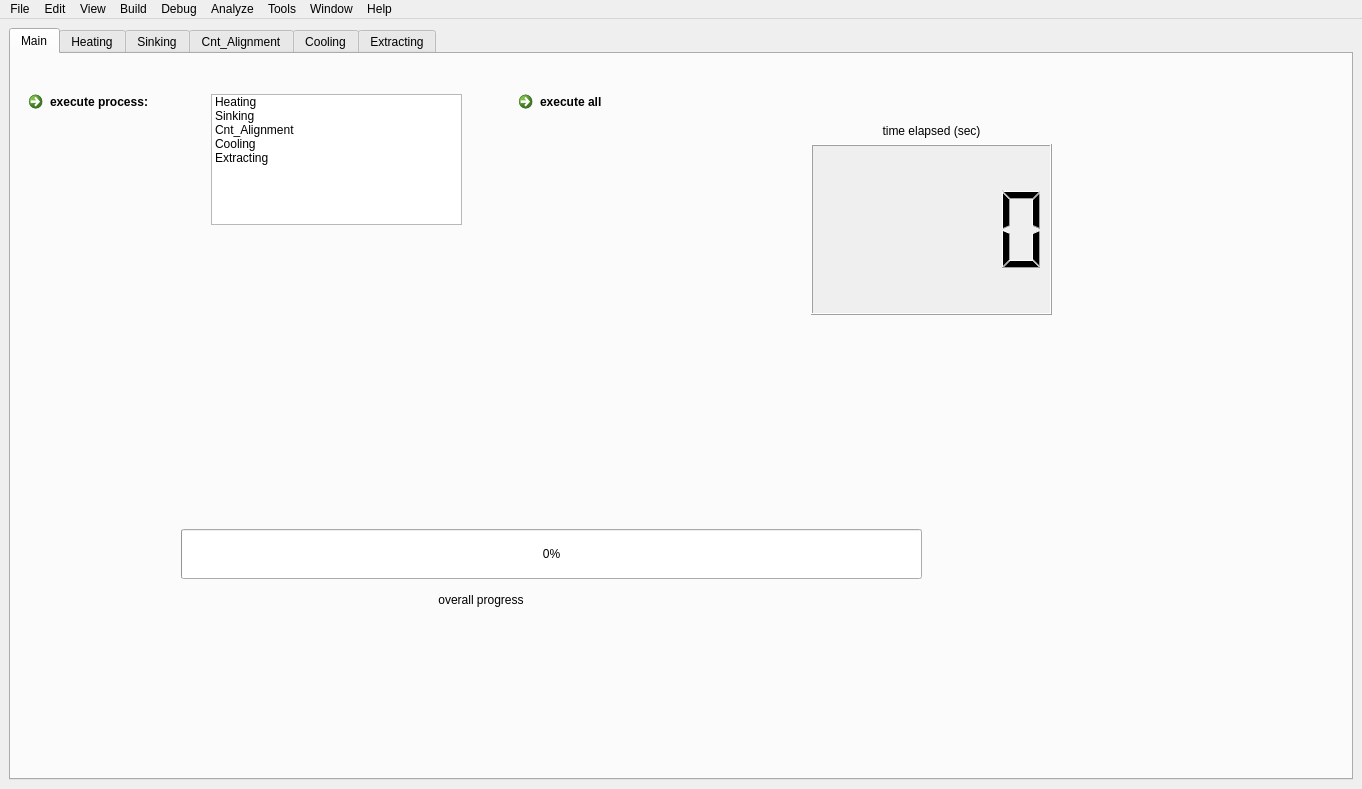
theion-batteries/soft_wgm_user_interface_qt_cpp, file src/app/mainwindow.ui: the form before one commit.
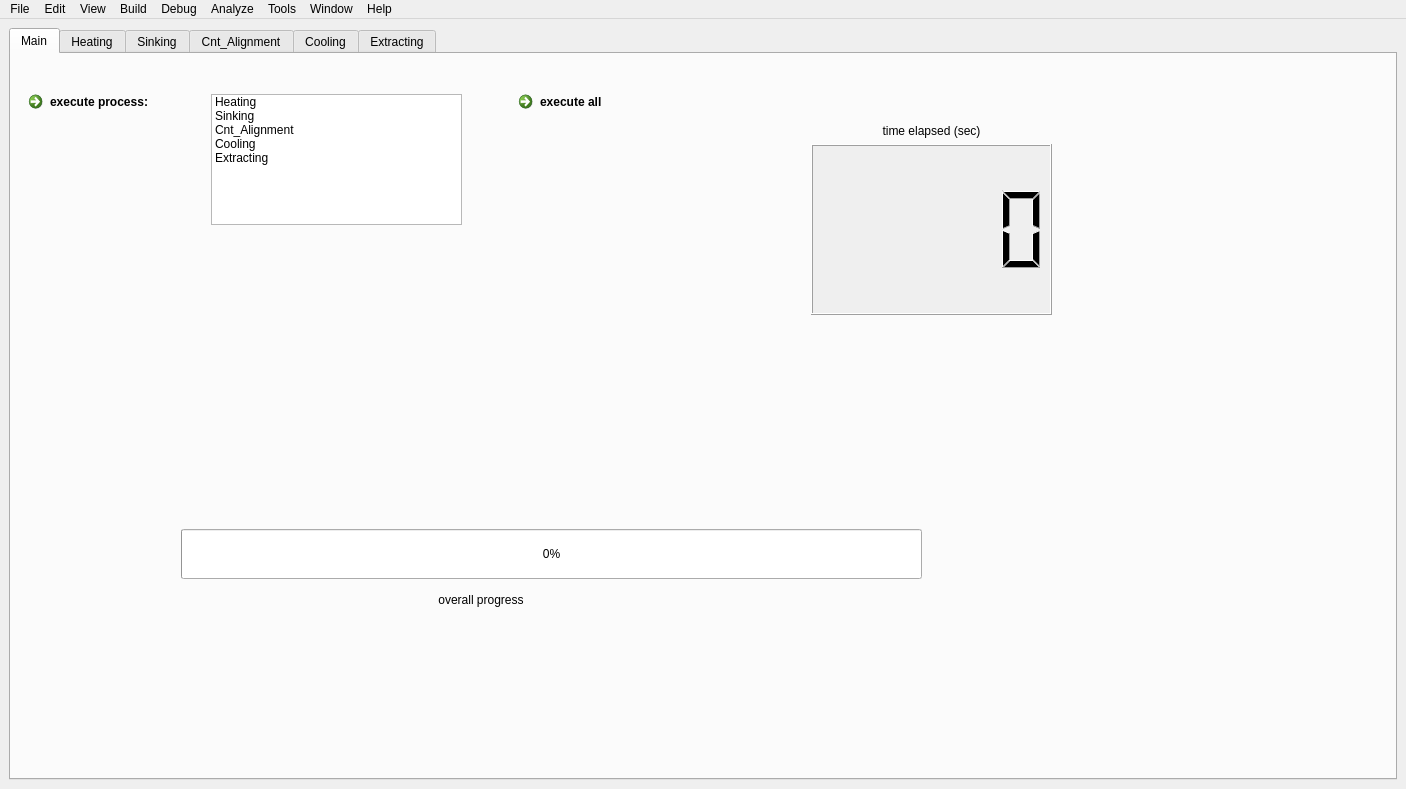
The form after the commit. Icons and pictures are not drawn.

The edit to the form file:
```diff
--- a/src/app/mainwindow.ui
+++ b/src/app/mainwindow.ui
@@ -6,7 +6,7 @@
    <rect>
     <x>0</x>
     <y>0</y>
-    <width>1362</width>
+    <width>1406</width>
     <height>789</height>
    </rect>
   </property>
@@ -4579,7 +4579,7 @@
     <rect>
      <x>0</x>
      <y>0</y>
-     <width>1362</width>
+     <width>1406</width>
      <height>26</height>
     </rect>
    </property>
```
Left out of the diff: 6 changed lines with no effect on the pictures.
